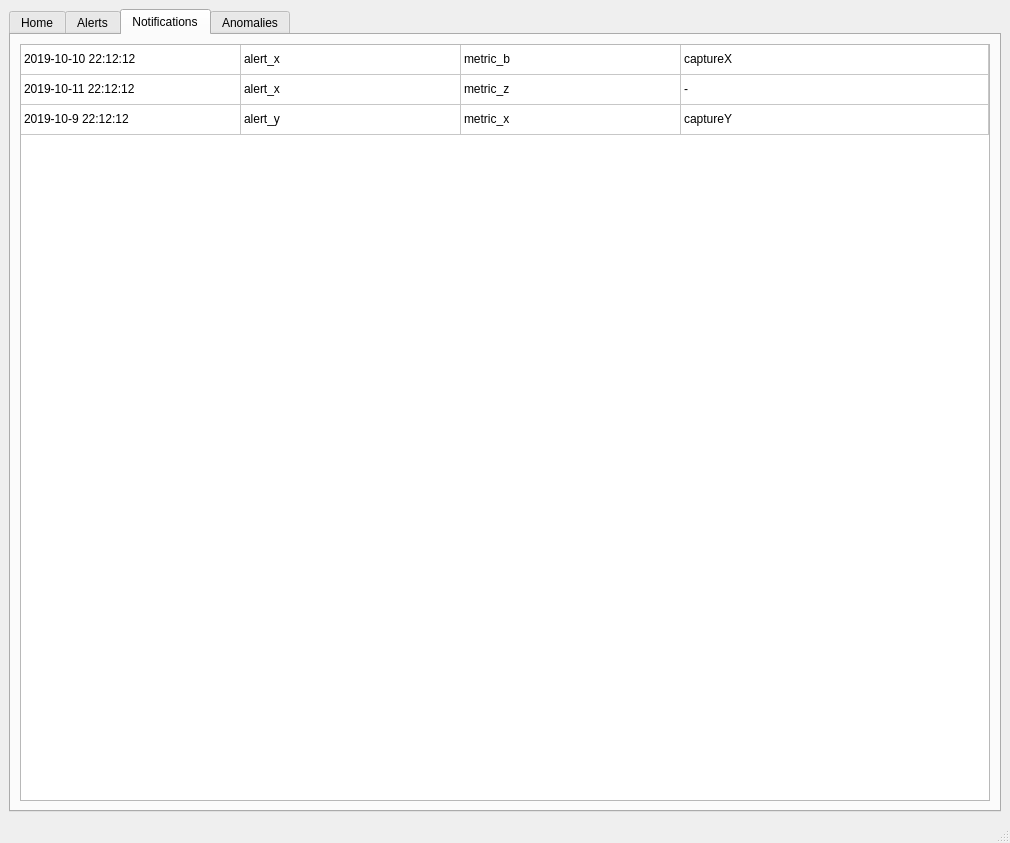
kosnet2/smad, file sad_ui.ui: the form before one commit.
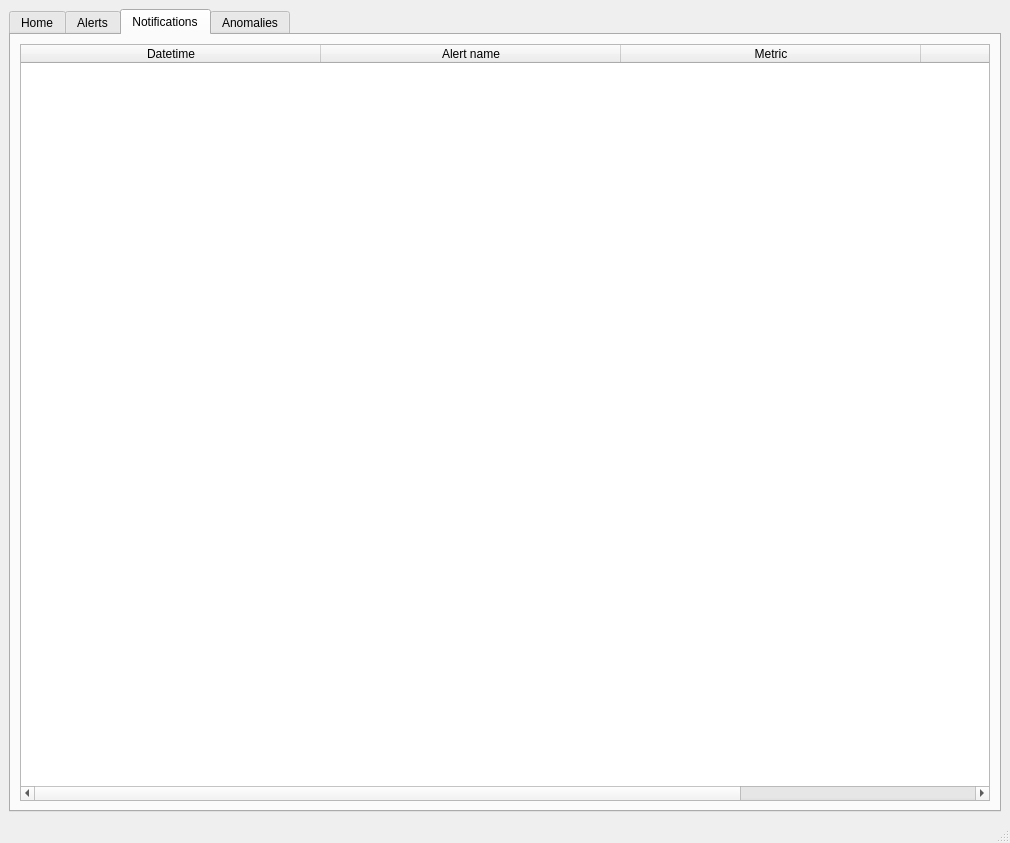
The form after the commit. The open tabs and pages were chosen to show the change.

Commit message: Fix notifications table

What changed in the file:
```diff
--- a/sad_ui.ui
+++ b/sad_ui.ui
@@ -832,54 +832,18 @@
        <layout class="QGridLayout" name="gridLayout_10">
         <item row="0" column="0">
          <widget class="QTableWidget" name="notificationsTableWidget">
-          <property name="wordWrap">
-           <bool>true</bool>
+          <property name="columnCount">
+           <number>4</number>
           </property>
-          <property name="cornerButtonEnabled">
-           <bool>true</bool>
-          </property>
-          <property name="rowCount">
-           <number>3</number>
-          </property>
-          <attribute name="horizontalHeaderVisible">
-           <bool>false</bool>
-          </attribute>
           <attribute name="horizontalHeaderCascadingSectionResizes">
            <bool>true</bool>
           </attribute>
           <attribute name="horizontalHeaderDefaultSectionSize">
-           <number>220</number>
-          </attribute>
-          <attribute name="horizontalHeaderMinimumSectionSize">
-           <number>100</number>
-          </attribute>
-          <attribute name="horizontalHeaderShowSortIndicator" stdset="0">
-           <bool>true</bool>
+           <number>300</number>
           </attribute>
           <attribute name="horizontalHeaderStretchLastSection">
            <bool>true</bool>
           </attribute>
-          <attribute name="verticalHeaderVisible">
-           <bool>false</bool>
-          </attribute>
-          <attribute name="verticalHeaderStretchLastSection">
-           <bool>false</bool>
-          </attribute>
-          <row>
-           <property name="text">
-            <string>0</string>
-           </property>
-          </row>
-          <row>
-           <property name="text">
-            <string>1</string>
-           </property>
-          </row>
-          <row>
-           <property name="text">
-            <string>2</string>
-           </property>
-          </row>
           <column>
            <property name="text">
             <string>Datetime</string>
@@ -887,7 +851,7 @@
           </column>
           <column>
            <property name="text">
-            <string>Name</string>
+            <string>Alert name</string>
            </property>
           </column>
           <column>
@@ -897,69 +861,9 @@
           </column>
           <column>
            <property name="text">
-            <string>File</string>
+            <string>File name</string>
            </property>
           </column>
-          <item row="0" column="0">
-           <property name="text">
-            <string>2019-10-10 22:12:12</string>
-           </property>
-          </item>
-          <item row="0" column="1">
-           <property name="text">
-            <string>alert_x</string>
-           </property>
-          </item>
-          <item row="0" column="2">
-           <property name="text">
-            <string>metric_b</string>
-           </property>
-          </item>
-          <item row="0" column="3">
-           <property name="text">
-            <string>captureX</string>
-           </property>
-          </item>
-          <item row="1" column="0">
-           <property name="text">
-            <string>2019-10-11 22:12:12</string>
-           </property>
-          </item>
-          <item row="1" column="1">
-           <property name="text">
-            <string>alert_x</string>
-           </property>
-          </item>
-          <item row="1" column="2">
-           <property name="text">
-            <string>metric_z</string>
-           </property>
-          </item>
-          <item row="1" column="3">
-           <property name="text">
-            <string>-</string>
-           </property>
-          </item>
-          <item row="2" column="0">
-           <property name="text">
-            <string>2019-10-9 22:12:12</string>
-           </property>
-          </item>
-          <item row="2" column="1">
-           <property name="text">
-            <string>alert_y</string>
-           </property>
-          </item>
-          <item row="2" column="2">
-           <property name="text">
-            <string>metric_x</string>
-           </property>
-          </item>
-          <item row="2" column="3">
-           <property name="text">
-            <string>captureY</string>
-           </property>
-          </item>
          </widget>
         </item>
        </layout>
```
The commit also changes 2 other files.
